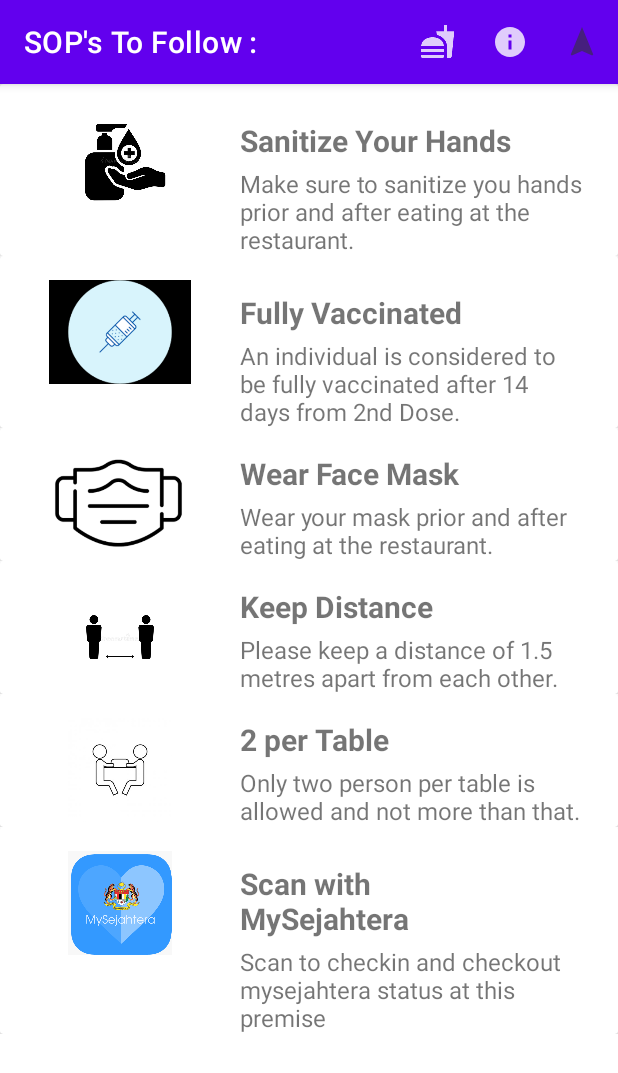
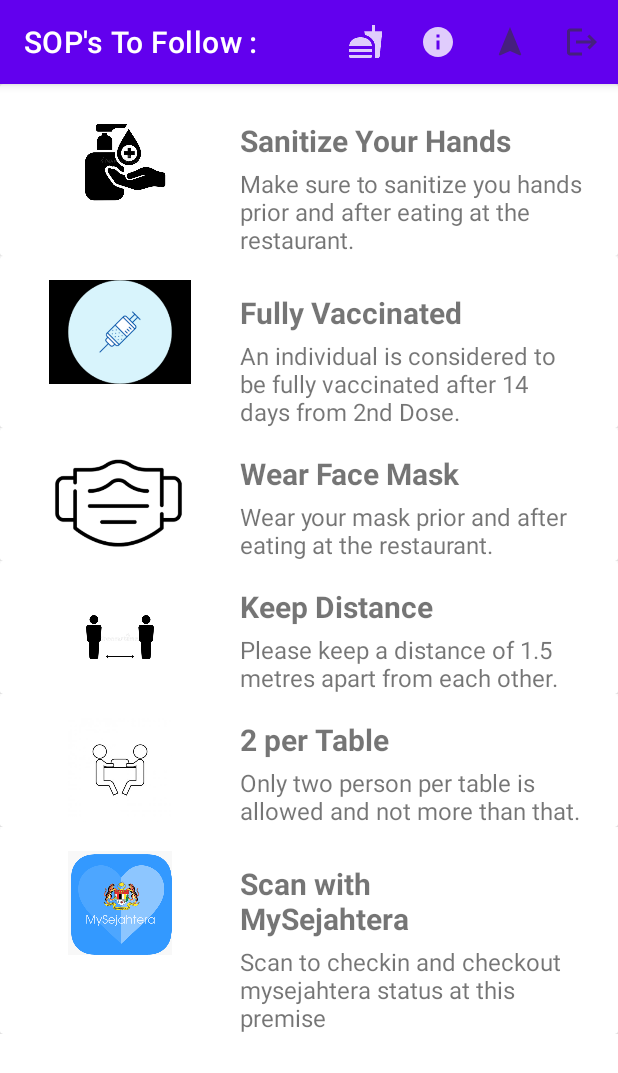
Before and after one commit to Danrockz777/Assign2, an Android app: the sopscreen screen opened directly, with no data from a screen before it, on a phone screen of 412 x 824 dp. Shown: the top 1073 px of the screen. Run offline under Robolectric (Android 15) with nearby library versions, the phone set to English and light mode, and no system bars; 1 statement that could not run was skipped.

Commit message:
Logout is added.

```diff
--- /dev/null
+++ b/app/src/main/res/drawable-anydpi/ic_logout.xml
@@ -0,0 +1,12 @@
+<vector xmlns:android="http://schemas.android.com/apk/res/android"
+    android:width="24dp"
+    android:height="24dp"
+    android:viewportWidth="24"
+    android:viewportHeight="24"
+    android:tint="#333333"
+    android:alpha="0.6"
+    android:autoMirrored="true">
+  <path
+      android:fillColor="@android:color/white"
+      android:pathData="M17,7l-1.41,1.41L18.17,11H8v2h10.17l-2.58,2.58L17,17l5,-5zM4,5h8V3H4c-1.1,0 -2,0.9 -2,2v14c0,1.1 0.9,2 2,2h8v-2H4V5z"/>
+</vector>
--- a/app/src/main/res/menu/mymenu.xml
+++ b/app/src/main/res/menu/mymenu.xml
@@ -19,8 +19,15 @@
     <item
         android:id="@+id/action_enquire"
         android:icon="@drawable/ic_navigate"
-        android:orderInCategory="20"
+        android:orderInCategory="30"
         android:title="@string/action_enquire"
         app:showAsAction="always" />
 
+    <item
+        android:id="@+id/action_logout"
+        android:icon="@drawable/ic_logout"
+        android:orderInCategory="40"
+        android:title="@string/action_logout"
+        app:showAsAction="always" />
+
 </menu>
--- a/app/src/main/res/values/strings.xml
+++ b/app/src/main/res/values/strings.xml
@@ -1,5 +1,5 @@
 <resources>
-    <string name="app_name">Welcome to INTI Fast Food </string>
+    <string name="app_name"> INTI Fast Food Cafe </string>
     <!--Recycler View Strings-->
     <string-array name="SOP">
         <item>Sanitize Your Hands </item>
@@ -22,10 +22,12 @@
     <string name="action_order_message">You want to make a Reservation</string>
     <string name="action_status_message">You to Review your Reservation.</string>
     <string name="action_enquire_message">You want to know more about us.</string>
+    <string name="action_logout_message">You have logged out Successfully !</string>
     <!--Action Bar -->
     <string name="action_order">Order</string>
     <string name="action_status">Status</string>
     <string name="action_enquire">Navigate</string>
+    <string name="action_logout">Logout</string>
     <!--Dialog for alert pop-up -->
     <string name="alert_title">Are you Fully Vaccinated ? </string>
     <string name="alert_message">Only Fully Vaccinated Individuals who have completed 14 days since their second dose are allowed in this premise.</string>
```
Also changed, not shown: app/src/main/java/com/example/assign2/sopscreen.java (+8 -2 lines), app/src/main/res/drawable-hdpi/ic_logout.png (added), app/src/main/res/drawable-mdpi/ic_logout.png (added), app/src/main/res/drawable-xhdpi/ic_logout.png (added), app/src/main/res/drawable-xxhdpi/ic_logout.png (added).
